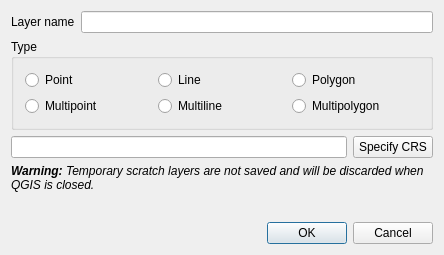
This is src/ui/qgsnewmemorylayerdialogbase.ui in qgis/QGIS as Qt 5 draws it before an edit. The edited form follows.
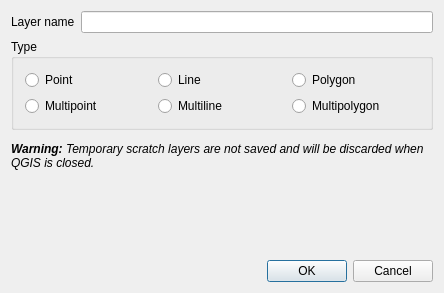
This is the edited form. Custom widgets are drawn as their Qt base class.

What changed in the file:
```diff
--- a/src/ui/qgsnewmemorylayerdialogbase.ui
+++ b/src/ui/qgsnewmemorylayerdialogbase.ui
@@ -7,7 +7,7 @@
     <x>0</x>
     <y>0</y>
     <width>444</width>
-    <height>255</height>
+    <height>293</height>
    </rect>
   </property>
   <property name="sizePolicy">
@@ -89,28 +89,11 @@
     </widget>
    </item>
    <item>
-    <layout class="QHBoxLayout" name="horizontalLayout_3">
-     <item>
-      <widget class="QLineEdit" name="mSpatialRefSysEdit">
-       <property name="readOnly">
-        <bool>true</bool>
-       </property>
-      </widget>
-     </item>
-     <item>
-      <widget class="QPushButton" name="mChangeSrsButton">
-       <property name="toolTip">
-        <string>Specify the coordinate reference system of the layer's geometry.</string>
-       </property>
-       <property name="whatsThis">
-        <string>Specify the coordinate reference system of the layer's geometry.</string>
-       </property>
-       <property name="text">
-        <string>Specify CRS</string>
-       </property>
-      </widget>
-     </item>
-    </layout>
+    <widget class="QgsProjectionSelectionWidget" name="mCrsSelector" native="true">
+     <property name="focusPolicy">
+      <enum>Qt::StrongFocus</enum>
+     </property>
+    </widget>
    </item>
    <item>
     <widget class="QLabel" name="label_2">
@@ -151,6 +134,14 @@
   </layout>
  </widget>
  <layoutdefault spacing="6" margin="11"/>
+ <customwidgets>
+  <customwidget>
+   <class>QgsProjectionSelectionWidget</class>
+   <extends>QWidget</extends>
+   <header location="global">qgsprojectionselectionwidget.h</header>
+   <container>1</container>
+  </customwidget>
+ </customwidgets>
  <tabstops>
   <tabstop>mNameLineEdit</tabstop>
   <tabstop>mPointRadioButton</tabstop>
```
Left out of the diff: 3 changed lines with no effect on the pictures.
